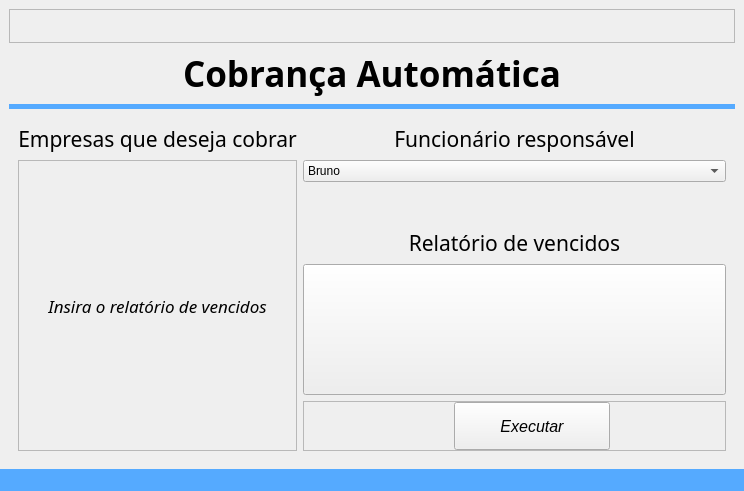
Sl3nc/Email_Debt, file code/src/ui/window_cobranca.ui: the form before one commit.
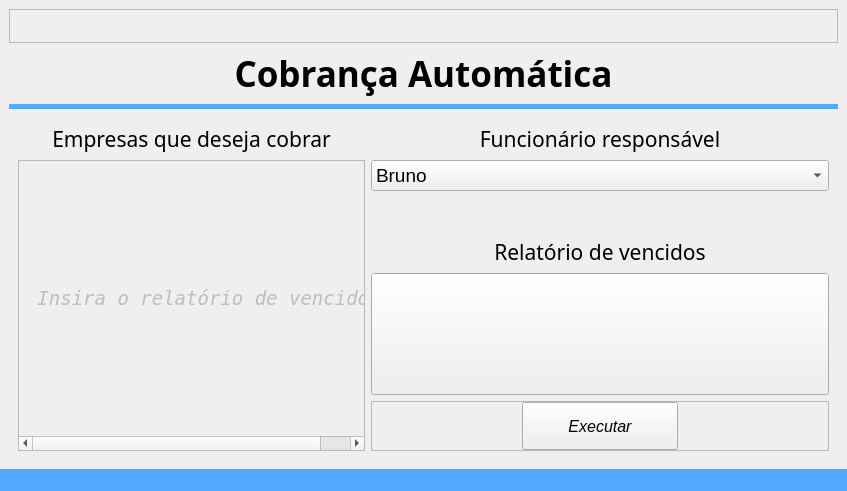
The form after the commit. Icons and pictures are not drawn.

The edit to the form file:
```diff
--- a/code/src/ui/window_cobranca.ui
+++ b/code/src/ui/window_cobranca.ui
@@ -6,13 +6,13 @@
    <rect>
     <x>0</x>
     <y>0</y>
-    <width>744</width>
+    <width>847</width>
     <height>491</height>
    </rect>
   </property>
   <property name="minimumSize">
    <size>
-    <width>744</width>
+    <width>847</width>
     <height>491</height>
    </size>
   </property>
@@ -117,6 +117,15 @@
         </item>
         <item row="1" column="1" rowspan="2">
          <widget class="QComboBox" name="comboBox_body_funcionario">
+          <property name="font">
+           <font>
+            <family>Segoe UI</family>
+            <pointsize>14</pointsize>
+           </font>
+          </property>
+          <property name="layoutDirection">
+           <enum>Qt::LayoutDirection::LeftToRight</enum>
+          </property>
           <item>
            <property name="text">
             <string>Bruno</string>
@@ -143,6 +152,12 @@
             <height>50</height>
            </size>
           </property>
+          <property name="font">
+           <font>
+            <family>Rockwell</family>
+            <pointsize>12</pointsize>
+           </font>
+          </property>
           <property name="text">
            <string/>
           </property>
@@ -241,6 +256,9 @@
            </property>
            <item row="0" column="0">
             <widget class="QPushButton" name="pushButton_body_executar">
+             <property name="enabled">
+              <bool>true</bool>
+             </property>
              <property name="sizePolicy">
               <sizepolicy hsizetype="Expanding" vsizetype="Maximum">
                <horstretch>0</horstretch>
@@ -271,21 +289,30 @@
         </item>
         <item row="1" column="0" rowspan="6">
          <widget class="QScrollArea" name="scrollArea">
+          <property name="enabled">
+           <bool>true</bool>
+          </property>
           <property name="widgetResizable">
            <bool>true</bool>
           </property>
           <widget class="QWidget" name="scrollAreaWidgetContents">
+           <property name="enabled">
+            <bool>true</bool>
+           </property>
            <property name="geometry">
             <rect>
              <x>0</x>
              <y>0</y>
-             <width>242</width>
+             <width>345</width>
              <height>163</height>
             </rect>
            </property>
            <layout class="QGridLayout" name="gridLayout_6">
             <item row="0" column="0">
              <widget class="QStackedWidget" name="stackedWidget_empresas">
+              <property name="enabled">
+               <bool>true</bool>
+              </property>
               <property name="currentIndex">
                <number>0</number>
               </property>
@@ -295,10 +322,13 @@
                  <layout class="QGridLayout" name="gridLayout_12">
                   <item row="0" column="0">
                    <widget class="QLabel" name="label_empresas_aviso">
+                    <property name="enabled">
+                     <bool>false</bool>
+                    </property>
                     <property name="font">
                      <font>
-                      <family>Tw Cen MT</family>
-                      <pointsize>13</pointsize>
+                      <family>NSimSun</family>
+                      <pointsize>14</pointsize>
                       <italic>true</italic>
                      </font>
                     </property>
```
Left out of the diff: 4 changed lines with no effect on the pictures.
